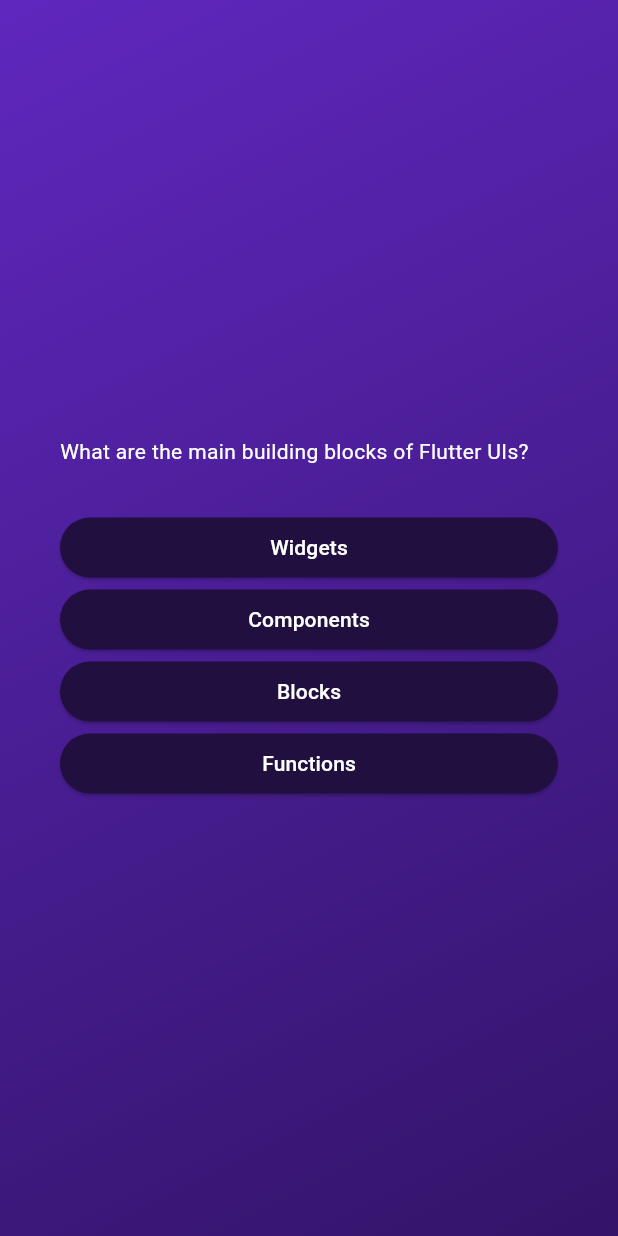
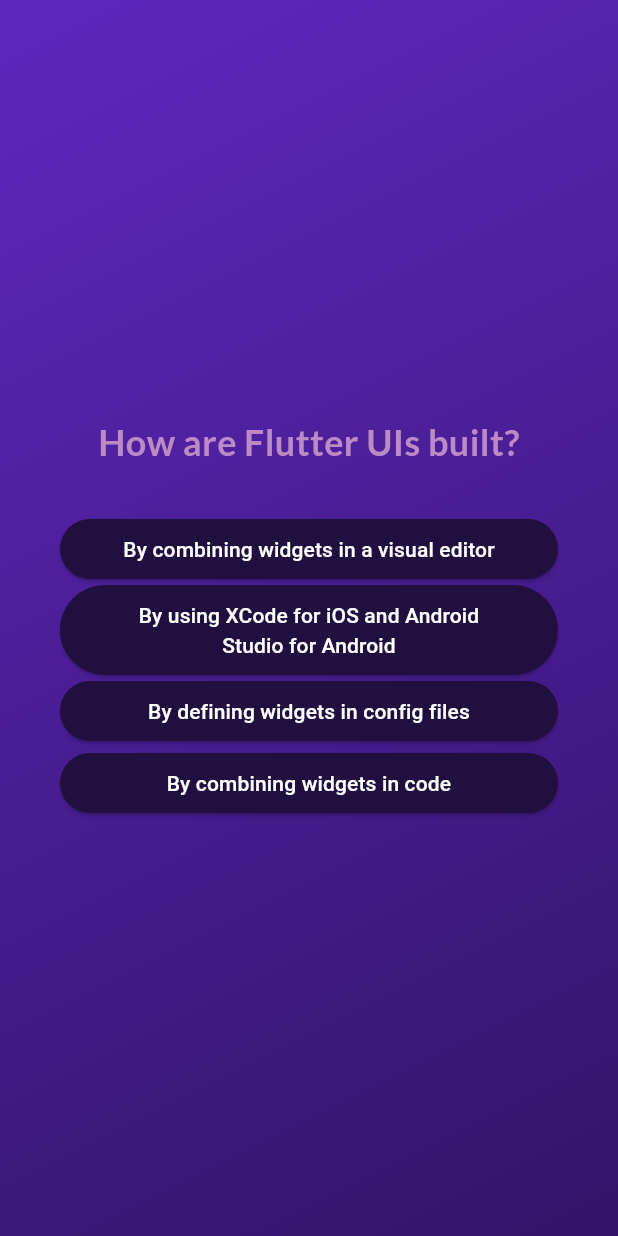
Before and after one commit to MaheshChityal/BasicFlutterApps, a Flutter app: the screen it shows after launch, after a tap on "Start Quiz", after a tap on "Components", on a phone screen of 412 x 824 dp. Run offline on Flutter 3.47's test engine with Material 3 defaults, Android fonts, the phone set to English and light mode, and no system bars; our stand-ins replace google_fonts.

Commit message:
passed data through functions

```diff
--- a/quizz_app/lib/models/quiz_question.dart
+++ b/quizz_app/lib/models/quiz_question.dart
@@ -6,6 +6,11 @@ class QuizQuestion {
   final String text;
   final List<String> answers;
 
+  List<String> getShuffledAnswer(){
+    final shuffledList =  List.of(answers);
+    shuffledList.shuffle();
+    return shuffledList;
 
+  }
 
 }
--- a/quizz_app/lib/widgets/answer_button.dart
+++ b/quizz_app/lib/widgets/answer_button.dart
@@ -16,7 +16,7 @@ class AnswerButton extends StatelessWidget {
         foregroundColor: Colors.white,
 
       ),
-      child: Text(answerText),
+      child: Text(answerText,textAlign: TextAlign.center,),
 
     );
 
--- a/quizz_app/lib/widgets/questions_screen.dart
+++ b/quizz_app/lib/widgets/questions_screen.dart
@@ -1,18 +1,31 @@
 import 'package:flutter/material.dart';
 import 'package:quizz_app/widgets/answer_button.dart';
 import 'package:quizz_app/data/questions.dart';
+import 'package:google_fonts/google_fonts.dart';
 
 class QuestionsScreen extends StatefulWidget {
-  const QuestionsScreen({super.key});
+  const QuestionsScreen({super.key,required this.onSelectAnswer});
+
+  final void Function(String answer)onSelectAnswer;
 
   @override
   State<QuestionsScreen> createState() => _QuestionsScreenState();
 }
 
 class _QuestionsScreenState extends State<QuestionsScreen> {
+  var currentQuestionIndex = 0;
+
+  void answerQuestion(String selectedAnswer) {
+    widget.onSelectAnswer(selectedAnswer);
+
+    setState(() {
+      currentQuestionIndex++;
+    });
+  }
+
   @override
   Widget build(BuildContext context) {
-    final currentQuestion = questions[0];
+    final currentQuestion = questions[currentQuestionIndex];
 
     return SizedBox(
       width: double.infinity,
@@ -24,16 +37,21 @@ class _QuestionsScreenState extends State<QuestionsScreen> {
           children: [
             Text(
               currentQuestion.text,
-              style: const TextStyle(
-                color: Colors.white,
+              style: GoogleFonts.lato(
+                color: Color.fromARGB(255, 188, 139, 197),
+                fontSize: 24,
+                fontWeight: FontWeight.bold,
               ),
+              textAlign: TextAlign.center,
             ),
-            SizedBox(height: 30),
-            ...currentQuestion.answers.map(
+            const SizedBox(height: 30),
+            ...currentQuestion.getShuffledAnswer().map(
               (answer) {
                 return AnswerButton(
                   answerText: answer,
-                  onTap: () {},
+                  onTap: (){
+                    answerQuestion(answer);
+                  },
                 );
               },
             ),
--- a/quizz_app/lib/widgets/quiz.dart
+++ b/quizz_app/lib/widgets/quiz.dart
@@ -10,6 +10,8 @@ class Quiz extends StatefulWidget {
 }
 
 class _QuizState extends State<Quiz> {
+  final List<String> selectedAnswers = [];
+
   var activeScreen = 'start-screen';
 
   void switchScreen() {
@@ -20,12 +22,16 @@ class _QuizState extends State<Quiz> {
     );
   }
 
+  void chooseAnswer(String answer) {
+    selectedAnswers.add(answer);
+  }
+
   @override
   Widget build(BuildContext context) {
     Widget screenWidget = StartScreen(switchScreen);
 
-    if(activeScreen == 'questions-screen'){
-      screenWidget = const QuestionsScreen();
+    if (activeScreen == 'questions-screen') {
+      screenWidget =  QuestionsScreen(onSelectAnswer: chooseAnswer,);
     }
 
     return MaterialApp(
--- a/quizz_app/lib/widgets/start_screen.dart
+++ b/quizz_app/lib/widgets/start_screen.dart
@@ -1,8 +1,9 @@
 import 'package:flutter/material.dart';
+import 'package:google_fonts/google_fonts.dart';
 import 'package:quizz_app/widgets/questions_screen.dart';
 
 class StartScreen extends StatelessWidget {
-  const StartScreen( this.startQuiz,{super.key});
+  const StartScreen(this.startQuiz, {super.key});
 
   final void Function() startQuiz;
 
@@ -20,10 +21,12 @@ class StartScreen extends StatelessWidget {
           const SizedBox(
             height: 30,
           ),
-          const Text(
+          Text(
             'Learn Flutter the fun way!',
-            style: TextStyle(
-                fontSize: 28, color: Color.fromARGB(255, 203, 198, 212)),
+            style: GoogleFonts.lato(
+              fontSize: 28,
+              color: Color.fromARGB(255, 203, 198, 212),
+            ),
           ),
           const SizedBox(
             height: 30,
--- a/quizz_app/pubspec.yaml
+++ b/quizz_app/pubspec.yaml
@@ -35,6 +35,7 @@ dependencies:
   # The following adds the Cupertino Icons font to your application.
   # Use with the CupertinoIcons class for iOS style icons.
   cupertino_icons: ^1.0.2
+  google_fonts: ^6.1.0
 
 dev_dependencies:
   flutter_test:
```
Also changed, not shown: quizz_app/pubspec.lock, 1 other file.
